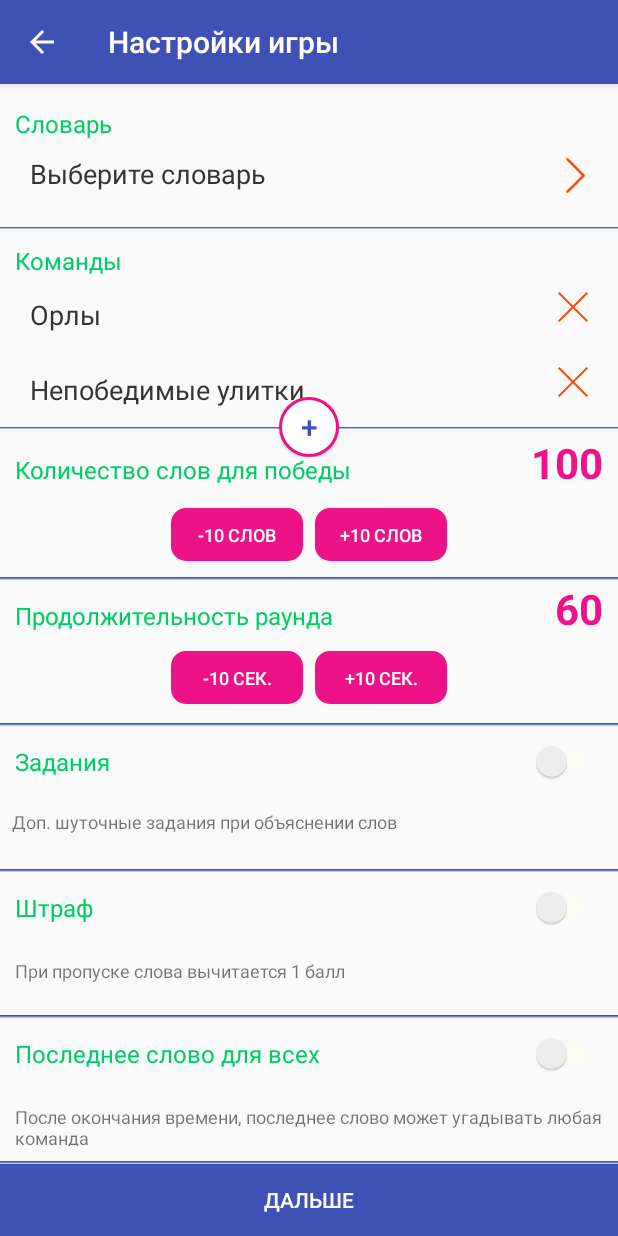
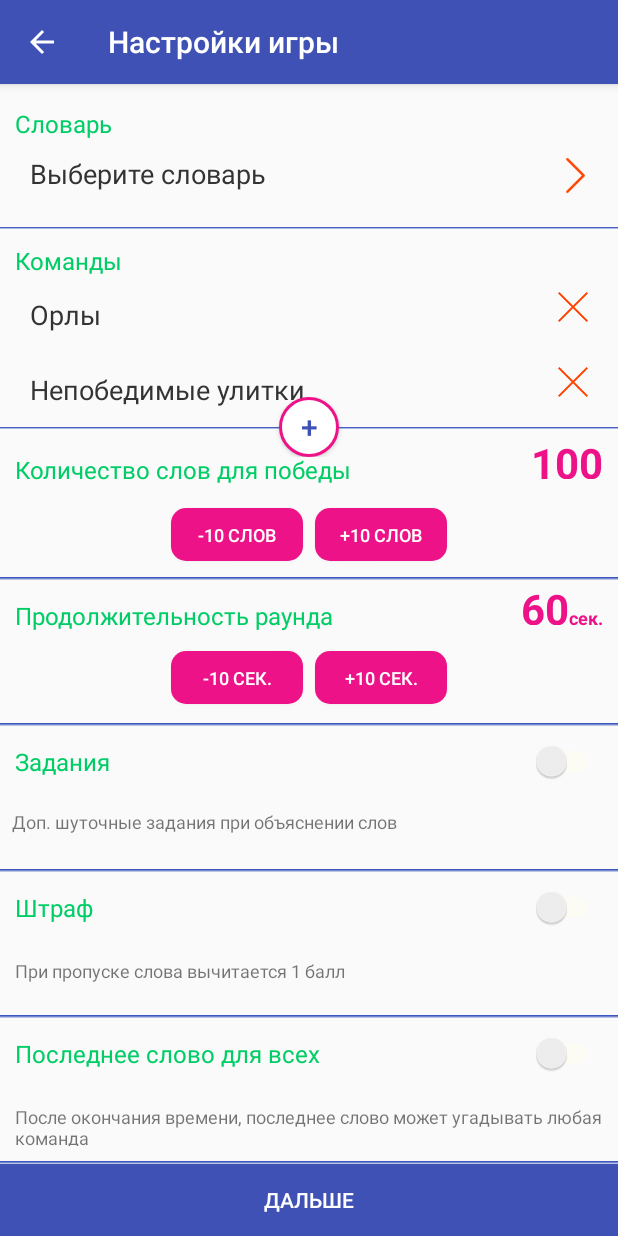
Before and after one commit to van8tka/AliasPro, an Android app: the SettingsGameActivity screen opened directly, with no data from a screen before it, on a phone screen of 412 x 824 dp. Run offline under Robolectric (Android 15) with nearby library versions, the phone set to English and light mode, and no system bars.

Commit message:
Increment count word and time in settings game

```diff
--- a/app/src/main/res/layout/activity_settings.xml
+++ b/app/src/main/res/layout/activity_settings.xml
@@ -1,5 +1,6 @@
 <?xml version="1.0" encoding="utf-8"?>
 <LinearLayout xmlns:android="http://schemas.android.com/apk/res/android"
+    xmlns:tools="http://schemas.android.com/tools"
     android:layout_width="match_parent"
     android:layout_height="match_parent"
     android:orientation="vertical"
@@ -139,7 +140,8 @@
                         android:background="@drawable/button_rounded_corner_pink"
                         android:text="-10 слов"
                         android:textColor="@color/colorWhite"
-                        android:textSize="12sp" />
+                        android:textSize="12sp"
+                        android:onClick="minusWords_onClick"/>
 
                     <Button
                         android:layout_width="wrap_content"
@@ -148,7 +150,8 @@
                         android:background="@drawable/button_rounded_corner_pink"
                         android:text="+10 слов"
                         android:textColor="@color/colorWhite"
-                        android:textSize="12sp" />
+                        android:textSize="12sp"
+                        android:onClick="plusWords_onClick"/>
                 </LinearLayout>
 
             </LinearLayout>
@@ -173,14 +176,26 @@
                     android:text="@string/seekbarTitleTime"
                     android:textColor="@color/colorPrimaryCustom1"
                     android:textSize="16sp" />
+
                 <TextView
                     android:id="@+id/tvTimeSet"
-                    android:layout_width="match_parent"
+                    android:layout_width="wrap_content"
                     android:layout_height="30dp"
+                    android:layout_weight="3"
                     android:gravity="right"
                     android:text="60"
                     android:textColor="@color/colorYellow"
                     android:textSize="28sp"
+                    android:textStyle="bold" />
+
+                <TextView
+                    android:layout_width="wrap_content"
+                    android:layout_height="30dp"
+                    android:layout_weight="0"
+                    android:gravity="right"
+                    android:text="@string/sec"
+                    android:textColor="@color/colorYellow"
+                    android:textSize="12sp"
                     android:textStyle="bold" />
             </LinearLayout>
             <LinearLayout
@@ -197,7 +212,9 @@
                     android:background="@drawable/button_rounded_corner_pink"
                     android:text="-10 сек."
                     android:textColor="@color/colorWhite"
-                    android:textSize="12sp" />
+                    android:textSize="12sp"
+                    android:onClick="minusSeconds_onClick"
+                    />
 
                 <Button
                     android:layout_width="wrap_content"
@@ -206,7 +223,9 @@
                     android:background="@drawable/button_rounded_corner_pink"
                     android:text="+10 сек."
                     android:textColor="@color/colorWhite"
-                    android:textSize="12sp" />
+                    android:textSize="12sp"
+                    android:onClick="plusSeconds_onClick"
+                    />
             </LinearLayout>
 
         </LinearLayout>
--- a/app/src/main/res/values/strings.xml
+++ b/app/src/main/res/values/strings.xml
@@ -24,5 +24,6 @@
     <string name="dictionaryStringDef">Выберите словарь</string>
     <string name="subtitleLastWord">После окончания времени, последнее слово может угадывать любая команда</string>
     <string name="titleLastWord">Последнее слово для всех</string>
+    <string name="sec">сек.</string>
 
 </resources>
```
Also changed, not shown: app/src/main/java/com/devprogram/aliaspro/SettingsGameActivity.java (+42 -0 lines).
